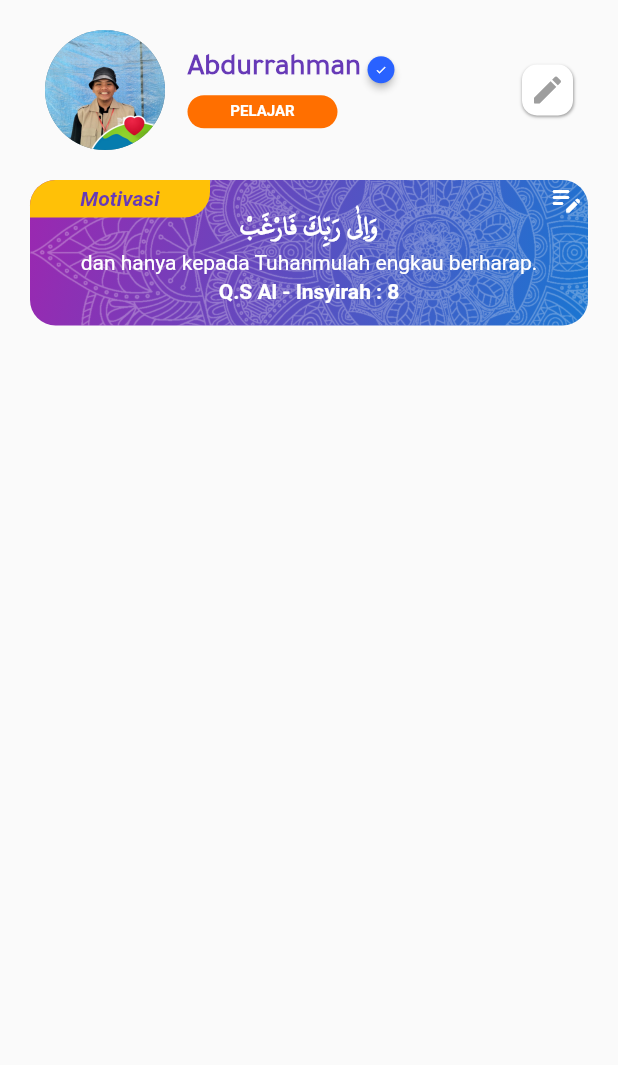
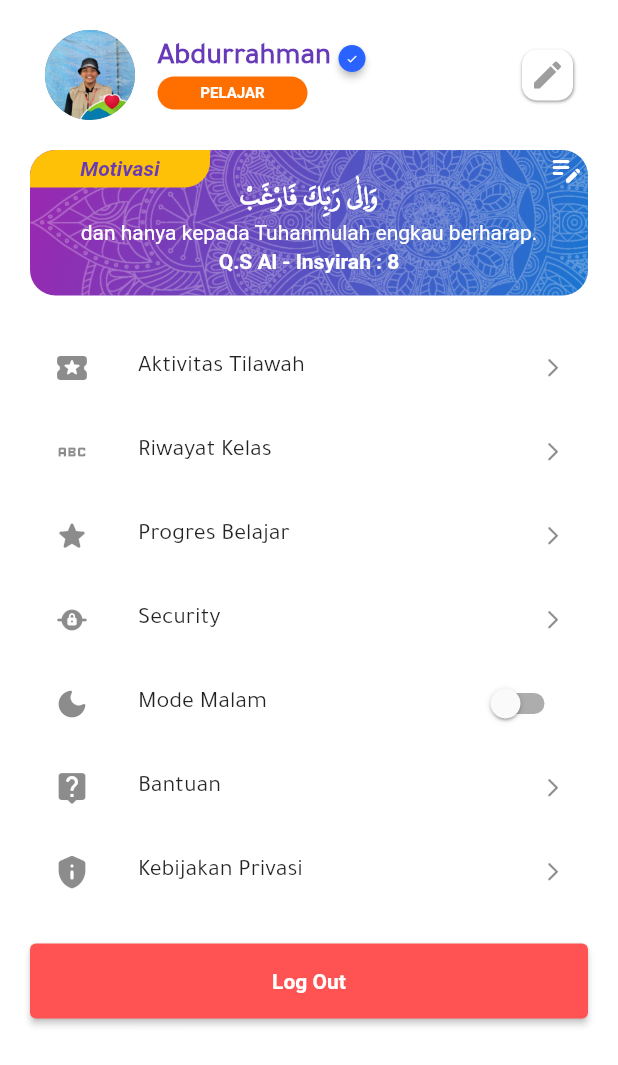
Before and after one commit to lemillionid/on_quran, a Flutter app: the SettingsPage screen opened directly, on a phone screen of 412 x 824 dp. Shown: the top 1065 px of the screen. Run offline on Flutter 3.47's test engine with Material 2 defaults, Android fonts, the phone set to English and light mode, and no system bars; drawn by our look-alikes of badges; our stand-ins replace curved_navigation_bar, dio, flutter_riverpod; missing offline and left inert: hijriyah_indonesia.

Commit message:
Menambahkan Settings Item

```diff
--- a/lib/main.dart
+++ b/lib/main.dart
@@ -1,6 +1,7 @@
 import 'package:flutter/material.dart';
 import 'package:flutter_riverpod/flutter_riverpod.dart';
 import 'package:on_quran_uiux/routes/routes_screen.dart';
+import 'package:on_quran_uiux/src/core/util/theme_providers.dart';
 import 'package:on_quran_uiux/src/screen/splash/splash_screen.dart';
 
 void main() {
@@ -12,9 +13,12 @@ class MyApp extends ConsumerWidget {
 
   @override
   Widget build(BuildContext context, WidgetRef ref) {
-    return const MaterialApp(
+    return MaterialApp(
       title: 'OnQuran App',
-      home: SplashScreen(),
+      home: const SplashScreen(),
+      themeMode: ThemeMode.system,
+      darkTheme: MyTheme.darkTheme,
+      theme: MyTheme.lightTheme,
       onGenerateRoute: RouteGenerator.generateRoute,
       debugShowCheckedModeBanner: false,
     );
--- a/lib/src/core/util/constants.dart
+++ b/lib/src/core/util/constants.dart
@@ -10,3 +10,5 @@ const Color kAmber = Color.fromARGB(255, 255, 204, 0);
 const Color primaryColor = Color.fromARGB(255, 156, 39, 176);
 const Color secondaryColor = Color.fromARGB(255, 25, 118, 210);
 const Color unselectedButtonColor = Color.fromARGB(255, 75, 172, 251);
+const Color scaffoldBGC = Color(0xFF1c1b1c);
+const Color textTheme = Color.fromARGB(255, 255, 255, 255);
--- a/lib/src/core/util/theme_providers.dart
+++ b/lib/src/core/util/theme_providers.dart
@@ -1,5 +1,12 @@
-import 'package:flutter_riverpod/flutter_riverpod.dart';
+import 'package:flutter/material.dart';
+import 'package:on_quran_uiux/src/core/util/constants.dart';
 
-final themeProvider = Provider(
-  (ref) => 'Ini Mode Gelap',
-);
+class MyTheme {
+  static final darkTheme = ThemeData(
+      scaffoldBackgroundColor: scaffoldBGC,
+      colorScheme: const ColorScheme.dark());
+
+  static final lightTheme = ThemeData(
+      scaffoldBackgroundColor: Colors.white,
+      colorScheme: const ColorScheme.light());
+}
--- /dev/null
+++ b/lib/src/screen/settings/item/settings_item.dart
@@ -0,0 +1,116 @@
+import 'package:flutter/material.dart';
+import 'package:flutter_riverpod/flutter_riverpod.dart';
+
+class SettingItem extends ConsumerStatefulWidget {
+  const SettingItem({super.key});
+
+  @override
+  ConsumerState<ConsumerStatefulWidget> createState() => _SettingItemState();
+}
+
+class _SettingItemState extends ConsumerState<SettingItem> {
+  @override
+  Widget build(BuildContext context) {
+    return Column(
+      children: [
+        ListTile(
+          title: const Text(
+            'Aktivitas Tilawah',
+            style: TextStyle(
+              fontFamily: 'Tajawal',
+            ),
+          ),
+          leading: const Icon(Icons.local_activity_rounded),
+          trailing: const Icon(Icons.arrow_forward_ios_rounded, size: 15),
+          onTap: () {},
+        ),
+        ListTile(
+          title: const Text(
+            'Riwayat Kelas',
+            style: TextStyle(
+              fontFamily: 'Tajawal',
+            ),
+          ),
+          leading: const Icon(Icons.abc),
+          trailing: const Icon(Icons.arrow_forward_ios_rounded, size: 15),
+          onTap: () {},
+        ),
+        ListTile(
+          title: const Text(
+            'Progres Belajar',
+            style: TextStyle(
+              fontFamily: 'Tajawal',
+            ),
+          ),
+          leading: const Icon(Icons.star_rounded),
+          trailing: const Icon(Icons.arrow_forward_ios_rounded, size: 15),
+          onTap: () {},
+        ),
+        ListTile(
+          title: const Text(
+            'Security',
+            style: TextStyle(
+              fontFamily: 'Tajawal',
+            ),
+          ),
+          leading: const Icon(Icons.private_connectivity_rounded),
+          trailing: const Icon(Icons.arrow_forward_ios_rounded, size: 15),
+          onTap: () {},
+        ),
+        ListTile(
+          title: const Text(
+            'Mode Malam',
+            style: TextStyle(
+              fontFamily: 'Tajawal',
+            ),
+          ),
+          leading: const Icon(Icons.dark_mode_rounded),
+          trailing: Switch(
+            value: false,
+            onChanged: (value) {},
+          ),
+        ),
+        ListTile(
+          title: const Text(
+            'Bantuan',
+            style: TextStyle(
+              fontFamily: 'Tajawal',
+            ),
+          ),
+          leading: const Icon(Icons.live_help_rounded),
+          trailing: const Icon(Icons.arrow_forward_ios_rounded, size: 15),
+          onTap: () {},
+        ),
+        ListTile(
+          title: const Text(
+            'Kebijakan Privasi',
+            style: TextStyle(
+              fontFamily: 'Tajawal',
+            ),
+          ),
+          leading: const Icon(Icons.privacy_tip_rounded),
+          trailing: const Icon(Icons.arrow_forward_ios_rounded, size: 15),
+          onTap: () {},
+        ),
+        const SizedBox(height: 20),
+        SizedBox(
+          key: GlobalKey(debugLabel: 'logoutbutton'),
+          width: double.infinity,
+          height: 50,
+          child: ElevatedButton(
+            style: ElevatedButton.styleFrom(
+              backgroundColor: Colors.redAccent,
+            ),
+            onPressed: () {},
+            child: const Text(
+              'Log Out',
+              style: TextStyle(
+                fontWeight: FontWeight.bold,
+              ),
+            ),
+          ),
+        ),
+      ],
+    );
+  }
+}
--- a/lib/src/screen/settings/profile/profile.dart
+++ b/lib/src/screen/settings/profile/profile.dart
@@ -13,7 +13,7 @@ class UserProfile extends ConsumerWidget {
         mainAxisAlignment: MainAxisAlignment.spaceBetween,
         children: [
           const CircleAvatar(
-            maxRadius: 40.0,
+            maxRadius: 30.0,
             backgroundColor: Colors.blueGrey,
             foregroundColor: Colors.white,
             backgroundImage: AssetImage('assets/images/user.jpg'),
@@ -22,14 +22,9 @@ class UserProfile extends ConsumerWidget {
           Column(
             crossAxisAlignment: CrossAxisAlignment.start,
             children: [
-              Badge(
-                badgeContent:
-                    const Icon(Icons.check, color: Colors.white, size: 8),
-                badgeStyle: BadgeStyle(
-                    shape: BadgeShape.instagram,
-                    badgeColor: Colors.blueAccent.shade700),
-                position: BadgePosition.custom(start: 120),
-                child: const Text(
+              Row(
+                children: [
+                  const Text(
                     'Abdurrahman',
                     style: TextStyle(
                       color: Colors.deepPurple,
@@ -38,8 +33,16 @@ class UserProfile extends ConsumerWidget {
                       fontFamily: 'Tajawal',
                     ),
                   ),
+                  const SizedBox(width: 5),
+                  Badge(
+                    badgeContent:
+                        const Icon(Icons.check, color: Colors.white, size: 8),
+                    badgeStyle: BadgeStyle(
+                        shape: BadgeShape.instagram,
+                        badgeColor: Colors.blueAccent.shade700),
+                  )
+                ],
               ),
-              const SizedBox(height: 5),
               Container(
                 padding: const EdgeInsets.all(5),
                 width: 100,
@@ -81,7 +84,7 @@ class UserProfile extends ConsumerWidget {
             child: InkWell(
               onTap: () {},
               child: const Icon(
-                Icons.mode_edit_outline_rounded,
+                Icons.edit_rounded,
                 color: Colors.grey,
               ),
             ),
--- a/lib/src/screen/settings/settings_page.dart
+++ b/lib/src/screen/settings/settings_page.dart
@@ -2,6 +2,7 @@ import 'package:flutter/material.dart' hide Badge;
 import 'package:flutter_riverpod/flutter_riverpod.dart';
 import 'package:on_quran_uiux/src/core/util/constants.dart';
 import 'package:on_quran_uiux/src/screen/settings/card/motiv_card.dart';
+import 'package:on_quran_uiux/src/screen/settings/item/settings_item.dart';
 import 'package:on_quran_uiux/src/screen/settings/profile/profile.dart';
 
 class SettingsPage extends ConsumerStatefulWidget {
@@ -23,6 +24,8 @@ class _SettingsPageState extends ConsumerState<SettingsPage> {
             UserProfile(),
             SizedBox(height: 20),
             MotivationCardUser(),
+            SizedBox(height: 20),
+            SettingItem(),
           ],
         ),
       )),
--- a/lib/widget/ayahotd_card.dart
+++ b/lib/widget/ayahotd_card.dart
@@ -124,6 +124,7 @@ class _AyahOtdCardState extends ConsumerState<AyahOtdCard> {
                     style: TextStyle(
                       fontFamily: 'QuranFont',
                       fontSize: 20,
+                      color: Colors.black87,
                     ),
                   ),
                   Text(
@@ -131,6 +132,7 @@ class _AyahOtdCardState extends ConsumerState<AyahOtdCard> {
                     textAlign: TextAlign.right,
                     style: TextStyle(
                       fontFamily: 'Tajawal',
+                      color: Colors.black87,
                     ),
                   )
                 ],
```
Lines whose indentation alone changed are shown as unchanged.
